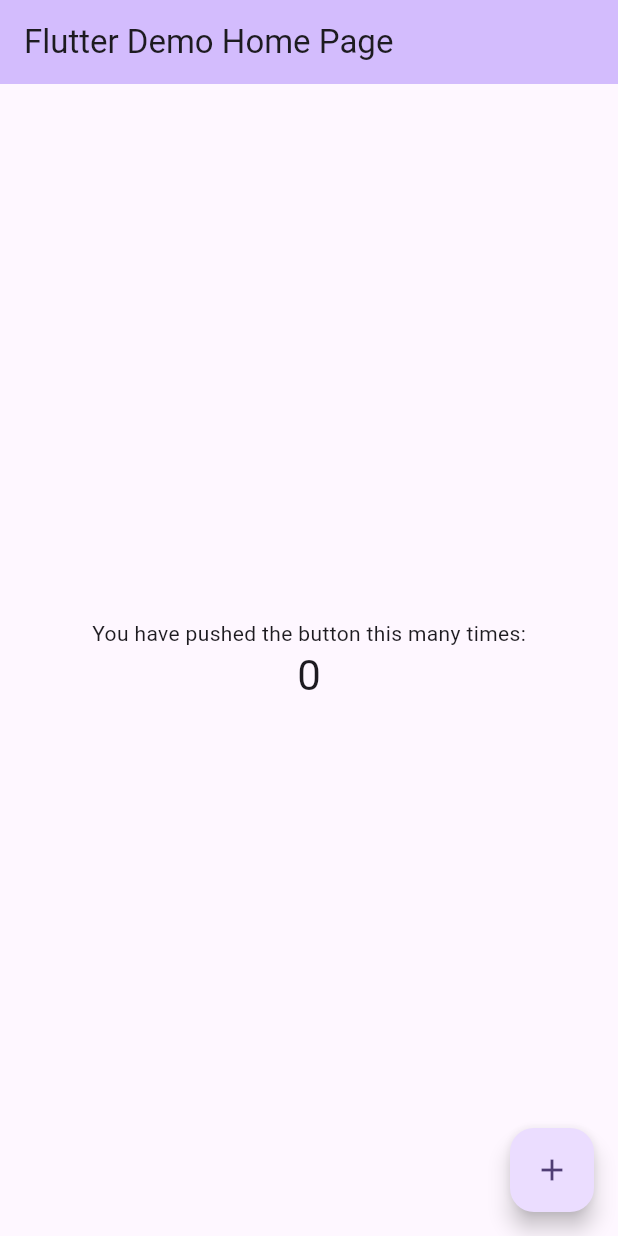
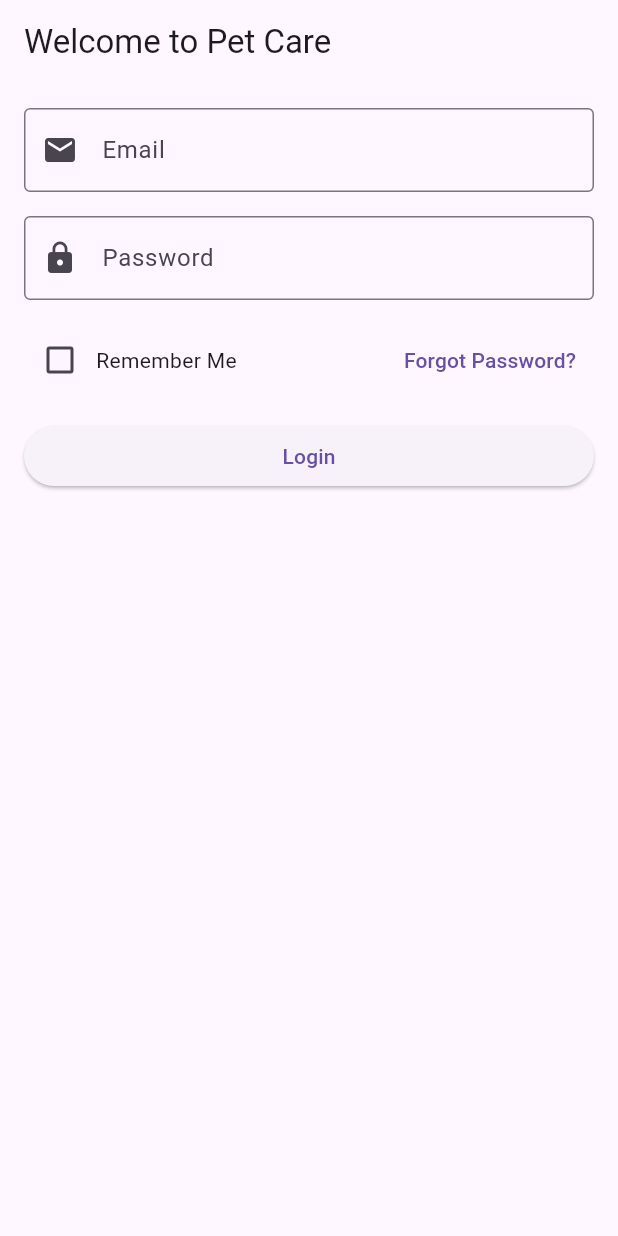
Before and after one commit to AtomSah/pet_care, a Flutter app: the screen it shows after launch, on a phone screen of 412 x 824 dp. Run offline on Flutter 3.47's test engine with Material 3 defaults, Android fonts, the phone set to English and light mode, and no system bars.

Commit message:
Added login screen

```diff
--- /dev/null
+++ b/lib/App.dart
@@ -0,0 +1,13 @@
+import 'package:flutter/material.dart';
+import 'package:pet_care/View/login_view.dart';
+
+class petCare extends StatelessWidget {
+  const petCare({super.key});
+
+  @override
+  Widget build(BuildContext context) {
+    return const MaterialApp(
+      home: LoginView(),
+    );
+  }
+}
--- /dev/null
+++ b/lib/View/login_view.dart
@@ -0,0 +1,93 @@
+import 'package:flutter/material.dart';
+import 'package:pet_care/View/home_view.dart';
+
+class LoginView extends StatefulWidget {
+  const LoginView({super.key});
+
+  @override
+  State<LoginView> createState() => _LoginViewState();
+}
+
+class _LoginViewState extends State<LoginView> {
+  final TextEditingController _emailController = TextEditingController();
+  final TextEditingController _passwordController = TextEditingController();
+  bool _rememberMe = false;
+
+  @override
+  Widget build(BuildContext context) {
+    return Scaffold(
+      appBar: AppBar(
+        title: const Text("Welcome to Pet Care"),
+      ),
+      body: Padding(
+        padding: const EdgeInsets.all(16.0),
+        child: Column(
+          crossAxisAlignment: CrossAxisAlignment.start,
+          children: [
+            TextField(
+              controller: _emailController,
+              decoration: const InputDecoration(
+                labelText: "Email",
+                border: OutlineInputBorder(),
+                prefixIcon: Icon(Icons.email),
+              ),
+              keyboardType: TextInputType.emailAddress,
+            ),
+            const SizedBox(height: 16.0),
+            TextField(
+              controller: _passwordController,
+              decoration: const InputDecoration(
+                labelText: "Password",
+                border: OutlineInputBorder(),
+                prefixIcon: Icon(Icons.lock),
+              ),
+              obscureText: true,
+            ),
+            const SizedBox(height: 16.0),
+            Row(
+              mainAxisAlignment: MainAxisAlignment.spaceBetween,
+              children: [
+                Row(
+                  children: [
+                    Checkbox(
+                      value: _rememberMe,
+                      onChanged: (value) {
+                        setState(() {
+                          _rememberMe = value ?? false;
+                        });
+                      },
+                    ),
+                    const Text("Remember Me"),
+                  ],
+                ),
+                TextButton(
+                  onPressed: () {
+                    // Handle forgot password
+                    ScaffoldMessenger.of(context).showSnackBar(
+                      const SnackBar(content: Text("Forgot Password clicked")),
+                    );
+                  },
+                  child: const Text("Forgot Password?"),
+                ),
+              ],
+            ),
+            const SizedBox(height: 16.0),
+            SizedBox(
+              width: double.infinity,
+              child: ElevatedButton(
+                onPressed: () {
+                  // Navigate to Home Page
+                  Navigator.push(
+                    context,
+                    MaterialPageRoute(builder: (context) => const HomeView()),
+                  );
+                },
+                child: const Text("Login"),
+              ),
+            ),
+          ],
+        ),
+      ),
+    );
+  }
+}
--- a/lib/main.dart
+++ b/lib/main.dart
@@ -1,125 +1,6 @@
 import 'package:flutter/material.dart';
+import 'package:pet_care/App.dart';
 
 void main() {
-  runApp(const MyApp());
+  runApp(const petCare());
 }
-
-class MyApp extends StatelessWidget {
-  const MyApp({super.key});
-
-  // This widget is the root of your application.
-  @override
-  Widget build(BuildContext context) {
-    return MaterialApp(
-      title: 'Flutter Demo',
-      theme: ThemeData(
-        // This is the theme of your application.
-        //
-        // TRY THIS: Try running your application with "flutter run". You'll see
-        // the application has a purple toolbar. Then, without quitting the app,
-        // try changing the seedColor in the colorScheme below to Colors.green
-        // and then invoke "hot reload" (save your changes or press the "hot
-        // reload" button in a Flutter-supported IDE, or press "r" if you used
-        // the command line to start the app).
-        //
-        // Notice that the counter didn't reset back to zero; the application
-        // state is not lost during the reload. To reset the state, use hot
-        // restart instead.
-        //
-        // This works for code too, not just values: Most code changes can be
-        // tested with just a hot reload.
-        colorScheme: ColorScheme.fromSeed(seedColor: Colors.deepPurple),
-        useMaterial3: true,
-      ),
-      home: const MyHomePage(title: 'Flutter Demo Home Page'),
-    );
-  }
-}
-
-class MyHomePage extends StatefulWidget {
-  const MyHomePage({super.key, required this.title});
-
-  // This widget is the home page of your application. It is stateful, meaning
-  // that it has a State object (defined below) that contains fields that affect
-  // how it looks.
-
-  // This class is the configuration for the state. It holds the values (in this
-  // case the title) provided by the parent (in this case the App widget) and
-  // used by the build method of the State. Fields in a Widget subclass are
-  // always marked "final".
-
-  final String title;
-
-  @override
-  State<MyHomePage> createState() => _MyHomePageState();
-}
-
-class _MyHomePageState extends State<MyHomePage> {
-  int _counter = 0;
-
-  void _incrementCounter() {
-    setState(() {
-      // This call to setState tells the Flutter framework that something has
-      // changed in this State, which causes it to rerun the build method below
-      // so that the display can reflect the updated values. If we changed
-      // _counter without calling setState(), then the build method would not be
-      // called again, and so nothing would appear to happen.
-      _counter++;
-    });
-  }
-
-  @override
-  Widget build(BuildContext context) {
-    // This method is rerun every time setState is called, for instance as done
-    // by the _incrementCounter method above.
-    //
-    // The Flutter framework has been optimized to make rerunning build methods
-    // fast, so that you can just rebuild anything that needs updating rather
-    // than having to individually change instances of widgets.
-    return Scaffold(
-      appBar: AppBar(
-        // TRY THIS: Try changing the color here to a specific color (to
-        // Colors.amber, perhaps?) and trigger a hot reload to see the AppBar
-        // change color while the other colors stay the same.
-        backgroundColor: Theme.of(context).colorScheme.inversePrimary,
-        // Here we take the value from the MyHomePage object that was created by
-        // the App.build method, and use it to set our appbar title.
-        title: Text(widget.title),
-      ),
-      body: Center(
-        // Center is a layout widget. It takes a single child and positions it
-        // in the middle of the parent.
-        child: Column(
-          // Column is also a layout widget. It takes a list of children and
-          // arranges them vertically. By default, it sizes itself to fit its
-          // children horizontally, and tries to be as tall as its parent.
-          //
-          // Column has various properties to control how it sizes itself and
-          // how it positions its children. Here we use mainAxisAlignment to
-          // center the children vertically; the main axis here is the vertical
-          // axis because Columns are vertical (the cross axis would be
-          // horizontal).
-          //
-          // TRY THIS: Invoke "debug painting" (choose the "Toggle Debug Paint"
-          // action in the IDE, or press "p" in the console), to see the
-          // wireframe for each widget.
-          mainAxisAlignment: MainAxisAlignment.center,
-          children: <Widget>[
-            const Text(
-              'You have pushed the button this many times:',
-            ),
-            Text(
-              '$_counter',
-              style: Theme.of(context).textTheme.headlineMedium,
-            ),
-          ],
-        ),
-      ),
-      floatingActionButton: FloatingActionButton(
-        onPressed: _incrementCounter,
-        tooltip: 'Increment',
-        child: const Icon(Icons.add),
-      ), // This trailing comma makes auto-formatting nicer for build methods.
-    );
-  }
-}
```
Also changed, not shown: lib/View/home_view.dart (added, +23 -0 lines), 48 other files.
